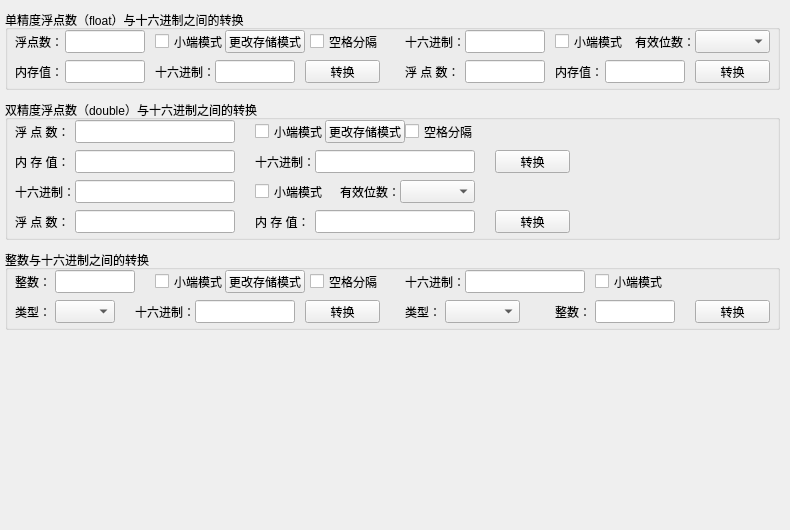
First picture: the form in Plugins/UDPTest/datacheckform.ui, repository TestingLife-Zhangjinkun/BusTest, before the edit.
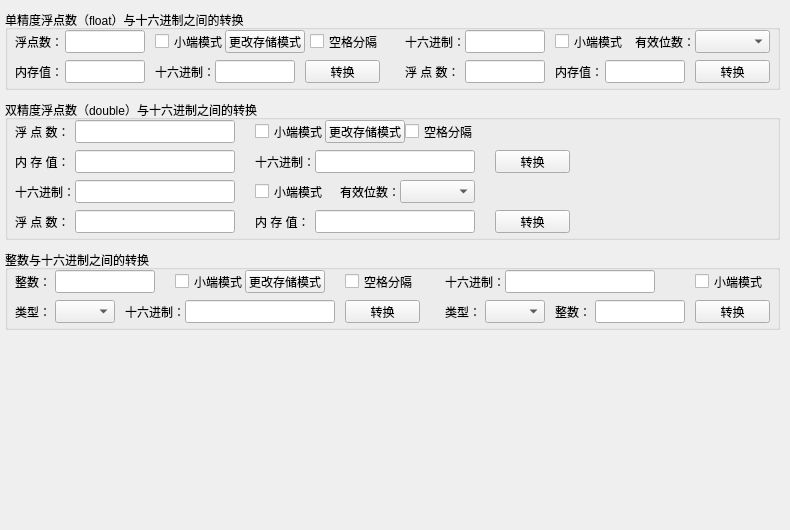
Second picture: the form after the edit.

Commit message:
Complete the conversion between decimal and hexadecimal
Complete the conversion between decimal and hexadecimal

```diff
--- a/Plugins/UDPTest/datacheckform.ui
+++ b/Plugins/UDPTest/datacheckform.ui
@@ -547,7 +547,7 @@
      <rect>
       <x>50</x>
       <y>20</y>
-      <width>80</width>
+      <width>100</width>
       <height>23</height>
      </rect>
     </property>
@@ -555,7 +555,7 @@
    <widget class="QPushButton" name="pushButton_Convert5">
     <property name="geometry">
      <rect>
-      <x>300</x>
+      <x>340</x>
       <y>50</y>
       <width>75</width>
       <height>23</height>
@@ -568,7 +568,7 @@
    <widget class="QLabel" name="label_9">
     <property name="geometry">
      <rect>
-      <x>130</x>
+      <x>120</x>
       <y>50</y>
       <width>60</width>
       <height>23</height>
@@ -581,9 +581,9 @@
    <widget class="QLineEdit" name="lineEdit_Hex5">
     <property name="geometry">
      <rect>
-      <x>190</x>
+      <x>180</x>
       <y>50</y>
-      <width>100</width>
+      <width>150</width>
       <height>23</height>
      </rect>
     </property>
@@ -591,9 +591,9 @@
    <widget class="QLineEdit" name="lineEdit_Hex6">
     <property name="geometry">
      <rect>
-      <x>460</x>
+      <x>500</x>
       <y>20</y>
-      <width>120</width>
+      <width>150</width>
       <height>23</height>
      </rect>
     </property>
@@ -601,7 +601,7 @@
    <widget class="QLabel" name="label_10">
     <property name="geometry">
      <rect>
-      <x>400</x>
+      <x>440</x>
       <y>20</y>
       <width>60</width>
       <height>23</height>
@@ -616,7 +616,7 @@
      <rect>
       <x>590</x>
       <y>50</y>
-      <width>80</width>
+      <width>90</width>
       <height>23</height>
      </rect>
     </property>
@@ -650,7 +650,7 @@
    <widget class="QCheckBox" name="checkBox_LittleEndian5">
     <property name="geometry">
      <rect>
-      <x>150</x>
+      <x>170</x>
       <y>20</y>
       <width>70</width>
       <height>23</height>
@@ -663,7 +663,7 @@
    <widget class="QPushButton" name="pushButton_ChangeMemMode5">
     <property name="geometry">
      <rect>
-      <x>220</x>
+      <x>240</x>
       <y>20</y>
       <width>80</width>
       <height>23</height>
@@ -676,7 +676,7 @@
    <widget class="QCheckBox" name="checkBox_Separator5">
     <property name="geometry">
      <rect>
-      <x>305</x>
+      <x>340</x>
       <y>20</y>
       <width>70</width>
       <height>23</height>
@@ -689,7 +689,7 @@
    <widget class="QCheckBox" name="checkBox_LittleEndian6">
     <property name="geometry">
      <rect>
-      <x>590</x>
+      <x>690</x>
       <y>20</y>
       <width>70</width>
       <height>23</height>
@@ -702,7 +702,7 @@
    <widget class="QLabel" name="label_14">
     <property name="geometry">
      <rect>
-      <x>400</x>
+      <x>440</x>
       <y>50</y>
       <width>40</width>
       <height>23</height>
@@ -715,9 +715,9 @@
    <widget class="QComboBox" name="comboBox_IntType2">
     <property name="geometry">
      <rect>
-      <x>440</x>
+      <x>480</x>
       <y>50</y>
-      <width>75</width>
+      <width>60</width>
       <height>23</height>
      </rect>
     </property>
```
Left out of the diff: 2 changed lines with no effect on the pictures. The commit also changes 2 other files.
